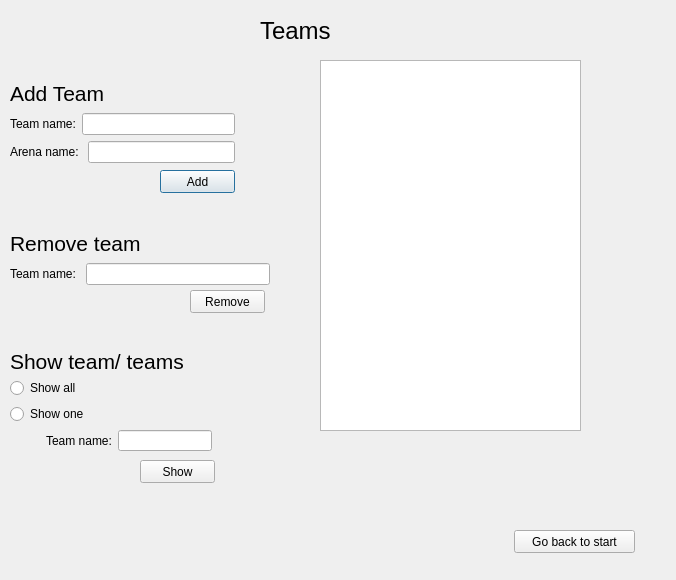
Before: the Qt Designer form RefereeGameBookDV1553/teamwindow.ui in alexanderbrannlund/ProjektRefereeGameBookQt, drawn with Qt 5.
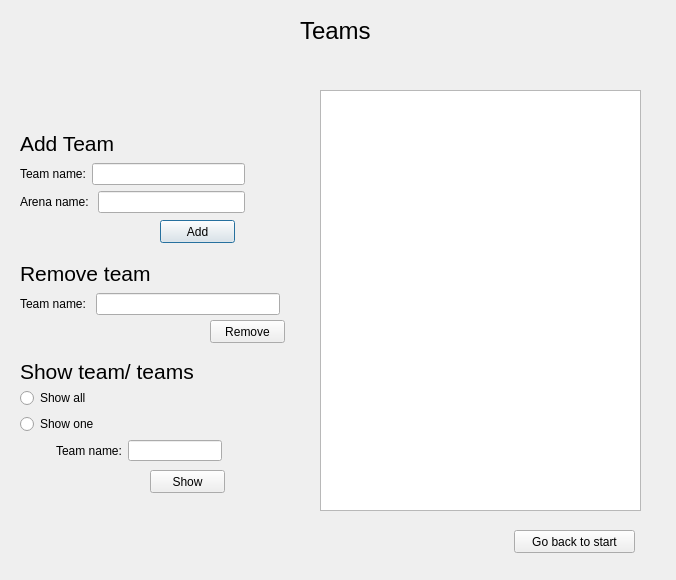
After: the same form once the commit is applied. Icons and pictures are not drawn.

Diff of the .ui file:
```diff
--- a/RefereeGameBookDV1553/teamwindow.ui
+++ b/RefereeGameBookDV1553/teamwindow.ui
@@ -16,7 +16,7 @@
   <widget class="QLabel" name="label">
    <property name="geometry">
     <rect>
-     <x>260</x>
+     <x>300</x>
      <y>10</y>
      <width>101</width>
      <height>41</height>
@@ -35,7 +35,7 @@
    <property name="geometry">
     <rect>
      <x>160</x>
-     <y>170</y>
+     <y>220</y>
      <width>75</width>
      <height>23</height>
     </rect>
@@ -47,8 +47,8 @@
   <widget class="QPushButton" name="pushButton_Remove">
    <property name="geometry">
     <rect>
-     <x>190</x>
-     <y>290</y>
+     <x>210</x>
+     <y>320</y>
      <width>75</width>
      <height>23</height>
     </rect>
@@ -57,21 +57,11 @@
     <string>Remove</string>
    </property>
   </widget>
-  <widget class="QTextEdit" name="textEdit">
-   <property name="geometry">
-    <rect>
-     <x>320</x>
-     <y>60</y>
-     <width>261</width>
-     <height>371</height>
-    </rect>
-   </property>
-  </widget>
   <widget class="QPushButton" name="pushButton_Show">
    <property name="geometry">
     <rect>
-     <x>140</x>
-     <y>460</y>
+     <x>150</x>
+     <y>470</y>
      <width>75</width>
      <height>23</height>
     </rect>
@@ -93,11 +83,11 @@
     <string>Go back to start</string>
    </property>
   </widget>
-  <widget class="QWidget" name="">
+  <widget class="QWidget" name="layoutWidget">
    <property name="geometry">
     <rect>
-     <x>10</x>
-     <y>80</y>
+     <x>20</x>
+     <y>130</y>
      <width>225</width>
      <height>83</height>
     </rect>
@@ -145,11 +135,11 @@
     </item>
    </layout>
   </widget>
-  <widget class="QWidget" name="">
+  <widget class="QWidget" name="layoutWidget">
    <property name="geometry">
     <rect>
-     <x>10</x>
-     <y>230</y>
+     <x>20</x>
+     <y>260</y>
      <width>260</width>
      <height>55</height>
     </rect>
@@ -183,11 +173,11 @@
     </item>
    </layout>
   </widget>
-  <widget class="QWidget" name="">
+  <widget class="QWidget" name="layoutWidget">
    <property name="geometry">
     <rect>
-     <x>10</x>
-     <y>350</y>
+     <x>20</x>
+     <y>360</y>
      <width>202</width>
      <height>101</height>
     </rect>
@@ -248,6 +238,54 @@
     </item>
    </layout>
   </widget>
+  <widget class="QTextBrowser" name="textBrowser">
+   <property name="geometry">
+    <rect>
+     <x>320</x>
+     <y>90</y>
+     <width>321</width>
+     <height>421</height>
+    </rect>
+   </property>
+  </widget>
+  <widget class="QLabel" name="label_9">
+   <property name="geometry">
+    <rect>
+     <x>20</x>
+     <y>10</y>
+     <width>111</width>
+     <height>61</height>
+    </rect>
+   </property>
+   <property name="text">
+    <string/>
+   </property>
+   <property name="pixmap">
+    <pixmap resource="resources.qrc">:/recources/Bilder till projekt/thJ20O2MMZ.jpg</pixmap>
+   </property>
+   <property name="scaledContents">
+    <bool>true</bool>
+   </property>
+  </widget>
+  <widget class="QLabel" name="label_10">
+   <property name="geometry">
+    <rect>
+     <x>540</x>
+     <y>10</y>
+     <width>101</width>
+     <height>61</height>
+    </rect>
+   </property>
+   <property name="text">
+    <string/>
+   </property>
+   <property name="pixmap">
+    <pixmap resource="resources.qrc">:/recources/Bilder till projekt/5511133955_de627d006a_z.jpg</pixmap>
+   </property>
+   <property name="scaledContents">
+    <bool>true</bool>
+   </property>
+  </widget>
  </widget>
  <resources/>
  <connections/>
```
Left out of the diff: 4 changed lines with no effect on the pictures.
